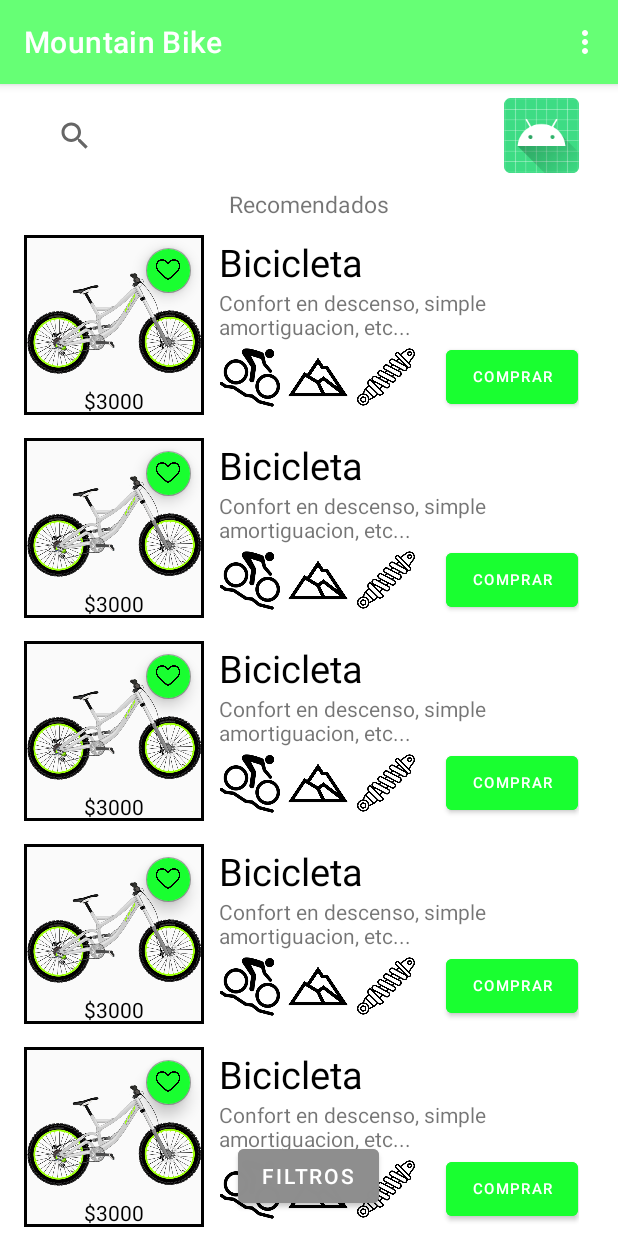
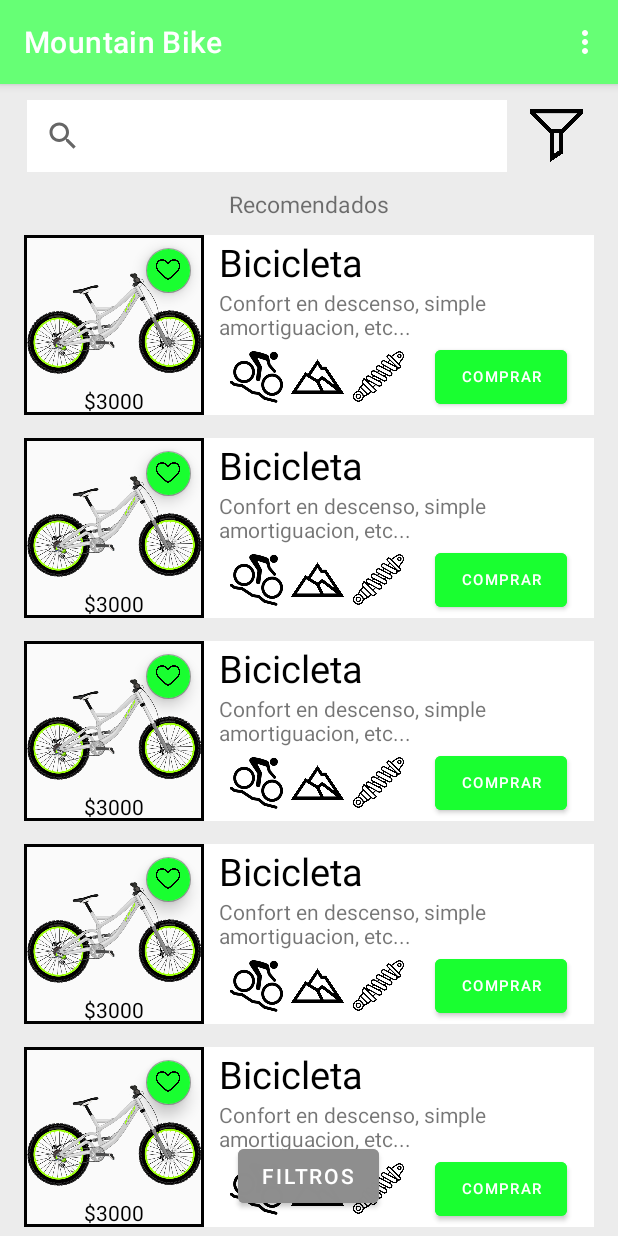
Before and after one commit to TomasAranda/Tienda-Bicicletas, an Android app: the screen it shows after launch (MainActivity), on a phone screen of 412 x 824 dp. Run offline under Robolectric (Android 15) with nearby library versions, the phone set to English and light mode, and no system bars; our stand-ins replace navigation-ui.

Commit message:
feat: add filter icon

```diff
--- a/app/src/main/java/ar/edu/unlam/tiendabicicletas/MyProductItemRecyclerViewAdapter.kt
+++ b/app/src/main/java/ar/edu/unlam/tiendabicicletas/MyProductItemRecyclerViewAdapter.kt
@@ -37,9 +37,6 @@ class MyProductItemRecyclerViewAdapter(
                 findNavController(it).navigate(R.id.action_FirstFragment_to_SecondFragment)
             }
         }
-        //override fun toString(): String {
-          //  return super.toString() + " '" + contentView.text + "'"
-        //}
     }
 
 }
--- a/app/src/main/res/layout/fragment_first.xml
+++ b/app/src/main/res/layout/fragment_first.xml
@@ -4,7 +4,8 @@
     android:orientation="vertical"
     android:layout_width="match_parent"
     android:layout_height="match_parent"
-    tools:context=".FirstFragment">
+    tools:context=".FirstFragment"
+    android:background="#ECECEC">
 
     <LinearLayout
         android:layout_width="match_parent"
@@ -13,14 +14,16 @@
         android:layout_marginVertical="5dp"
         android:gravity="center">
         <SearchView
-            android:layout_width="300dp"
+            android:layout_width="320dp"
             android:layout_height="wrap_content"
             android:layout_marginEnd="10dp"
-            android:layout_marginVertical="5dp"/>
+            android:layout_marginVertical="5dp"
+            android:background="@color/white"/>
         <ImageView
-            android:layout_width="50dp"
-            android:layout_height="50dp"
-            android:src="@mipmap/ic_launcher"
+            android:layout_width="35dp"
+            android:layout_height="35dp"
+            android:layout_marginHorizontal="5dp"
+            android:src="@drawable/filter_icon"
             android:contentDescription="Filtros"/>
     </LinearLayout>
 
--- a/app/src/main/res/layout/fragment_item.xml
+++ b/app/src/main/res/layout/fragment_item.xml
@@ -4,7 +4,8 @@
     android:layout_height="wrap_content"
     xmlns:app="http://schemas.android.com/apk/res-auto"
     android:layout_marginBottom="15dp"
-    android:orientation="horizontal">
+    android:orientation="horizontal"
+    android:background="@color/white">
 
     <FrameLayout
         android:layout_width="wrap_content"
@@ -16,6 +17,7 @@
             android:src="@drawable/downhill_bike"/>
 
         <com.google.android.material.floatingactionbutton.FloatingActionButton
+            android:id="@+id/favorite_button"
             android:layout_width="30dp"
             android:layout_height="30dp"
             android:backgroundTint="@color/green_700"
@@ -54,17 +56,17 @@
             android:orientation="horizontal"
             android:gravity="center">
             <ImageView
-                android:layout_width="40dp"
-                android:layout_height="40dp"
+                android:layout_width="35dp"
+                android:layout_height="35dp"
                 android:src="@drawable/downhill_type"/>
             <ImageView
-                android:layout_width="40dp"
-                android:layout_height="40dp"
+                android:layout_width="35dp"
+                android:layout_height="35dp"
                 android:src="@drawable/rough_terrain"
                 android:layout_marginHorizontal="5dp"/>
             <ImageView
-                android:layout_width="40dp"
-                android:layout_height="40dp"
+                android:layout_width="35dp"
+                android:layout_height="35dp"
                 android:src="@drawable/suspension"/>
             <Button
                 android:id="@+id/boton_comprar"
```
Also changed, not shown: app/src/main/res/drawable/filter_icon.png (added).
